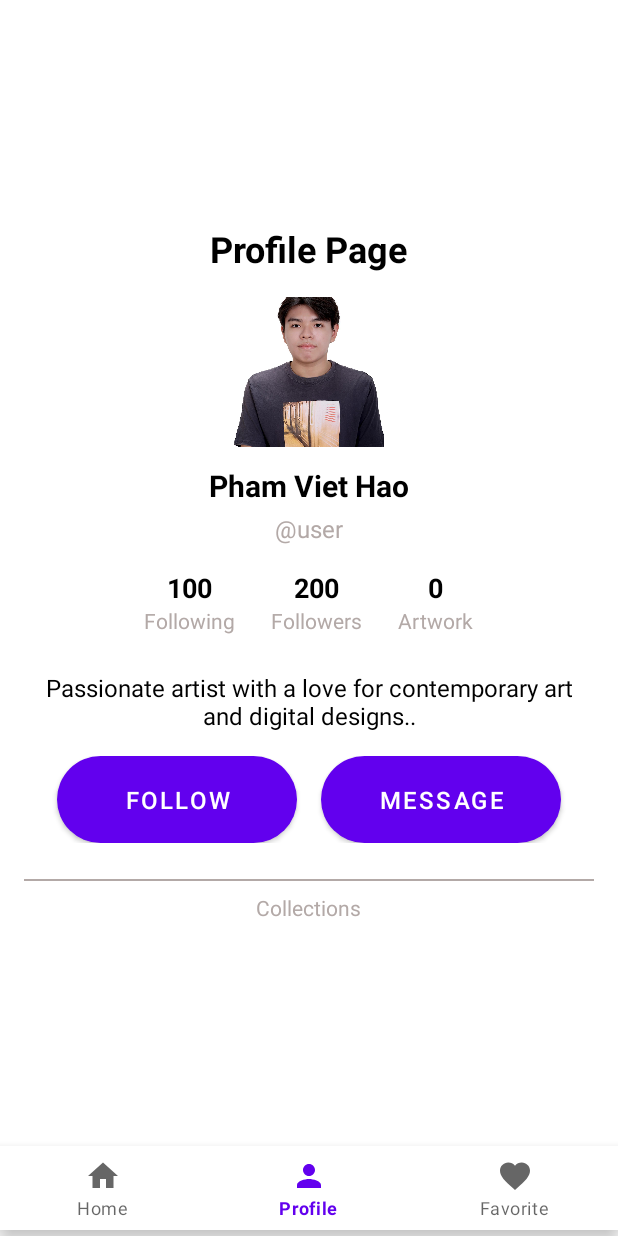
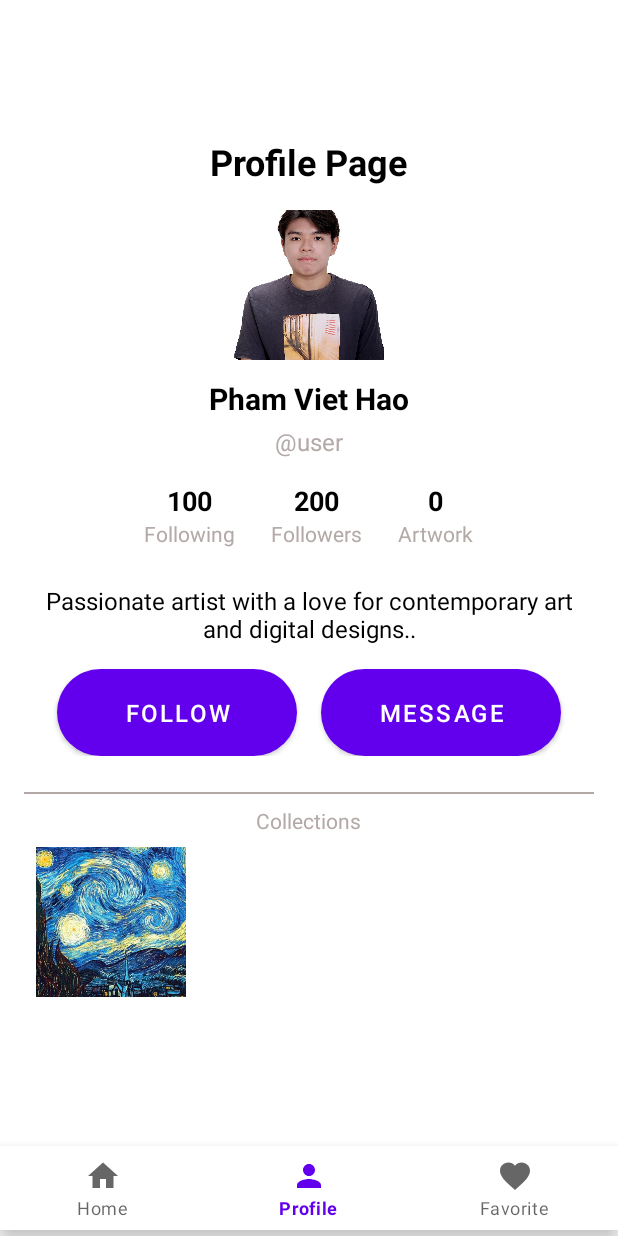
Before and after one commit to PhamVietHao/KeepArt, an Android app: the screen it shows after launch (MainActivity), item 2 of the bottom bar chosen, on a phone screen of 412 x 824 dp. Run offline under Robolectric (Android 15) with nearby library versions, the phone set to English and light mode, and no system bars.

Commit message:
some update

```diff
--- a/app/build.gradle.kts
+++ b/app/build.gradle.kts
@@ -36,7 +36,6 @@ android {
 }
 
 dependencies {
-
     implementation(libs.appcompat)
     implementation(libs.material)
     testImplementation(libs.junit)
--- a/app/src/main/java/lets/example/keepart/Art.java
+++ b/app/src/main/java/lets/example/keepart/Art.java
@@ -9,8 +9,9 @@ public class Art {
     private int price;
     private boolean favorited;
     private String category;
+    private String artist;
 
-    public Art(int id, String title, int imageResId, int like, String description, int price, boolean favorited, String category) {
+    public Art(int id, String title, int imageResId, int like, String description, int price, boolean favorited, String category, String artist) {
         this.id = id;
         this.title = title;
         this.imageResId = imageResId;
@@ -19,6 +20,7 @@ public class Art {
         this.price = price;
         this.favorited = favorited;
         this.category = category;
+        this.artist = artist;
     }
 
     // Getter and setter for id
@@ -87,4 +89,12 @@ public class Art {
     public void setCategory(String category) {
         this.category = category;
     }
+
+    public String getArtist() {
+        return artist;
+    }
+
+    public void setArtist(String artist) {
+        this.artist= artist;
+    }
 }
--- a/app/src/main/java/lets/example/keepart/ArtActivity.java
+++ b/app/src/main/java/lets/example/keepart/ArtActivity.java
@@ -37,7 +37,7 @@ public class ArtActivity extends AppCompatActivity {
         int like = intent.getIntExtra("like", 0);
         artId = intent.getIntExtra("id", -1);
         isFavorite = intent.getBooleanExtra("favorited", false);
-
+        String artist = intent.getStringExtra("artist");
         Log.d("ArtActivity", "Received favorited status: " + isFavorite);
 
         // Find views
@@ -46,6 +46,7 @@ public class ArtActivity extends AppCompatActivity {
         TextView artDescriptionTextView = findViewById(R.id.artDescriptionTextView);
         TextView artPriceTextView = findViewById(R.id.artPriceTextView);
         TextView artLikesTextView = findViewById(R.id.artLikesTextView);
+        TextView artArtistTextView = findViewById(R.id.artArtistTextView);
         ImageButton backButton = findViewById(R.id.backButton);
         favoriteButton = findViewById(R.id.favoriteButton);
 
@@ -55,6 +56,7 @@ public class ArtActivity extends AppCompatActivity {
         artDescriptionTextView.setText(description);
         artPriceTextView.setText("Price: $" + price);
         artLikesTextView.setText("Likes: " + like);
+        artArtistTextView.setText("Artist: " + artist);
 
         // Update the favorite icon based on the favorited status
         updateFavoriteIcon();
--- a/app/src/main/java/lets/example/keepart/ArtDataLoader.java
+++ b/app/src/main/java/lets/example/keepart/ArtDataLoader.java
@@ -37,8 +37,8 @@ public class ArtDataLoader {
                 int like = jsonObject.getInt("like");
                 boolean favorited = jsonObject.getBoolean("favorited");
                 String category = jsonObject.getString("category");
-
-                Art art = new Art(id, title, imageResId, like, description, price, favorited, category);
+                String artist = jsonObject.getString("artist");
+                Art art = new Art(id, title, imageResId, like, description, price, favorited, category, artist);
                 artList.add(art);
             }
         } catch (Exception e) {
--- /dev/null
+++ b/app/src/main/java/lets/example/keepart/ArtistArtAdapter.java
@@ -0,0 +1,56 @@
+package lets.example.keepart;
+
+import android.content.Context;
+import android.view.LayoutInflater;
+import android.view.View;
+import android.view.ViewGroup;
+import android.widget.ImageView;
+
+import androidx.annotation.NonNull;
+import androidx.recyclerview.widget.RecyclerView;
+
+import java.util.ArrayList;
+import java.util.List;
+
+public class ArtistArtAdapter extends RecyclerView.Adapter<ArtistArtAdapter.ArtistArtViewHolder> {
+
+    private List<Art> artistArtList;
+    private Context context;
+
+    public ArtistArtAdapter(List<Art> artistArtList, Context context) {
+        this.artistArtList = artistArtList;
+        this.context = context;
+    }
+
+    @NonNull
+    @Override
+    public ArtistArtViewHolder onCreateViewHolder(@NonNull ViewGroup parent, int viewType) {
+        View view = LayoutInflater.from(context).inflate(R.layout.item_art, parent, false);
+        return new ArtistArtViewHolder(view);
+    }
+
+    @Override
+    public void onBindViewHolder(@NonNull ArtistArtViewHolder holder, int position) {
+        Art art = artistArtList.get(position);
+        holder.artImage.setImageResource(art.getImageResId());
+    }
+
+    @Override
+    public int getItemCount() {
+        return artistArtList.size();
+    }
+
+    public static class ArtistArtViewHolder extends RecyclerView.ViewHolder {
+        ImageView artImage;
+
+        public ArtistArtViewHolder(@NonNull View itemView) {
+            super(itemView);
+            artImage = itemView.findViewById(R.id.artImage);
+        }
+    }
+
+    public void updateArtistArtList(List<Art> newArtList) {
+        artistArtList = newArtList;
+        notifyDataSetChanged();
+    }
+}
--- a/app/src/main/java/lets/example/keepart/HomeFragment.java
+++ b/app/src/main/java/lets/example/keepart/HomeFragment.java
@@ -1,17 +1,23 @@
 package lets.example.keepart;
 
+import android.content.Context;
 import android.content.Intent;
 import android.os.Bundle;
+import android.util.Log;
 import android.view.LayoutInflater;
 import android.view.View;
 import android.view.ViewGroup;
-import android.util.Log;  // Import the Log class
-
+import android.widget.CheckBox;
+import android.widget.ImageView;
+import android.widget.LinearLayout;
+import android.widget.Toast;
 import androidx.annotation.NonNull;
 import androidx.annotation.Nullable;
 import androidx.fragment.app.Fragment;
 import androidx.recyclerview.widget.LinearLayoutManager;
 import androidx.recyclerview.widget.RecyclerView;
+
+import com.google.android.material.dialog.MaterialAlertDialogBuilder; // Import for Material dialog
 
 import java.util.ArrayList;
 import java.util.List;
@@ -20,6 +26,9 @@ public class HomeFragment extends Fragment {
 
     private RecyclerView recyclerViewPopular, recyclerViewFeatured, recyclerViewNew;
     private List<Art> popularArtList, featuredArtList, newArtList;
+    private boolean showPopular = true;
+    private boolean showFeatured = true;
+    private boolean showNew = true;
     private static final int ART_DETAIL_REQUEST_CODE = 100;
 
     @Nullable
@@ -40,25 +49,22 @@ public class HomeFragment extends Fragment {
         populateArtLists();
         setupAdapters();
 
+        // Initialize the filter button
+        view.findViewById(R.id.filter_button).setOnClickListener(v -> openFilterDialog());
+
         return view;
     }
 
     private void populateArtLists() {
-        // Load art data from JSON file
         List<Art> allArtList = ArtDataLoader.loadArtData(getContext());
 
-        // Initialize the lists
         popularArtList = new ArrayList<>();
         featuredArtList = new ArrayList<>();
         newArtList = new ArrayList<>();
 
-        // Log the size of the loaded art list to debug
-        Log.d("HomeFragment", "Total art items loaded: " + allArtList.size());
-
         // Filter the art items into appropriate lists
         for (Art art : allArtList) {
             String category = art.getCategory();
-
             if (category != null) {
                 switch (category) {
                     case "popular":
@@ -70,23 +76,12 @@ public class HomeFragment extends Fragment {
                     case "new":
                         newArtList.add(art);
                         break;
-                    default:
-                        Log.d("HomeFragment", "Unknown category: " + category);
-                        break;
                 }
-            } else {
-                Log.d("HomeFragment", "Art category is null for art: " + art);
             }
         }
-
-        // Log the sizes of the filtered lists to check if they are being populated
-        Log.d("HomeFragment", "Popular art items: " + popularArtList.size());
-        Log.d("HomeFragment", "Featured art items: " + featuredArtList.size());
-        Log.d("HomeFragment", "New art items: " + newArtList.size());
     }
 
     private void setupAdapters() {
-        // Set adapters with data and click listener
         ArtAdapter popularAdapter = new ArtAdapter(popularArtList, getContext(), this::openArtDetailActivity);
         ArtAdapter featuredAdapter = new ArtAdapter(featuredArtList, getContext(), this::openArtDetailActivity);
         ArtAdapter newAdapter = new ArtAdapter(newArtList, getContext(), this::openArtDetailActivity);
@@ -94,6 +89,9 @@ public class HomeFragment extends Fragment {
         recyclerViewPopular.setAdapter(popularAdapter);
         recyclerViewFeatured.setAdapter(featuredAdapter);
         recyclerViewNew.setAdapter(newAdapter);
+
+        // Apply the initial filter settings
+        applyFilter();
     }
 
     private void openArtDetailActivity(Art art) {
@@ -105,27 +103,11 @@ public class HomeFragment extends Fragment {
         intent.putExtra("like", art.getLike());
         intent.putExtra("favorited", art.isFavorited());
         intent.putExtra("id", art.getId());
-        startActivityForResult(intent, ART_DETAIL_REQUEST_CODE);  // Start activity for result
-    }
-
-    @Override
-    public void onActivityResult(int requestCode, int resultCode, Intent data) {
-        super.onActivityResult(requestCode, resultCode, data);
-
-        if (requestCode == ART_DETAIL_REQUEST_CODE && resultCode == getActivity().RESULT_OK) {
-            if (data != null) {
-                // Retrieve the updated favorited status
-                int updatedArtId = data.getIntExtra("id", -1);
-                boolean updatedFavoritedStatus = data.getBooleanExtra("favorited", false);
-
-                // Update the art list with the new favorited status
-                updateArtFavoritedStatus(updatedArtId, updatedFavoritedStatus);
-            }
-        }
+        intent.putExtra("artist", art.getArtist());
+        startActivityForResult(intent, ART_DETAIL_REQUEST_CODE);
     }
 
     private void updateArtFavoritedStatus(int artId, boolean isFavorited) {
-        // Update the favorited status for the art in the list
         for (Art art : popularArtList) {
             if (art.getId() == artId) {
                 art.setFavorited(isFavorited);
@@ -147,9 +129,42 @@ public class HomeFragment extends Fragment {
             }
         }
 
-        // Notify the adapters that the data has changed
         recyclerViewPopular.getAdapter().notifyDataSetChanged();
         recyclerViewFeatured.getAdapter().notifyDataSetChanged();
         recyclerViewNew.getAdapter().notifyDataSetChanged();
     }
+
+    private void openFilterDialog() {
+        View dialogView = LayoutInflater.from(getContext()).inflate(R.layout.filter_dialog, null);
+
+        CheckBox checkboxPopular = dialogView.findViewById(R.id.checkbox_popular);
+        CheckBox checkboxFeatured = dialogView.findViewById(R.id.checkbox_featured);
+        CheckBox checkboxNew = dialogView.findViewById(R.id.checkbox_new);
+
+        checkboxPopular.setChecked(showPopular);
+        checkboxFeatured.setChecked(showFeatured);
+        checkboxNew.setChecked(showNew);
+
+        // Create and show the custom dialog with sliding animation
+        androidx.appcompat.app.AlertDialog.Builder builder = new androidx.appcompat.app.AlertDialog.Builder(getContext(), R.style.CustomDialogTheme);
+        builder.setView(dialogView)
+                .setPositiveButton("Apply", (dialog, which) -> {
+                    showPopular = checkboxPopular.isChecked();
+                    showFeatured = checkboxFeatured.isChecked();
+                    showNew = checkboxNew.isChecked();
+                    applyFilter();
+                    dialog.dismiss();
+                })
+                .setNegativeButton("Cancel", (dialog, which) -> dialog.dismiss());
+
+        androidx.appcompat.app.AlertDialog dialog = builder.create();
+        dialog.getWindow().setWindowAnimations(R.style.DialogSlideInFromBottom);  // Apply sliding animation
+        dialog.show();
+    }
+
+    private void applyFilter() {
+        recyclerViewPopular.setVisibility(showPopular ? View.VISIBLE : View.GONE);
+        recyclerViewFeatured.setVisibility(showFeatured ? View.VISIBLE : View.GONE);
+        recyclerViewNew.setVisibility(showNew ? View.VISIBLE : View.GONE);
+    }
 }
--- a/app/src/main/java/lets/example/keepart/ProfileFragment.java
+++ b/app/src/main/java/lets/example/keepart/ProfileFragment.java
@@ -1,6 +1,7 @@
 package lets.example.keepart;
 
 import android.os.Bundle;
+import android.util.Log;
 import android.view.LayoutInflater;
 import android.view.View;
 import android.view.ViewGroup;
@@ -8,22 +9,59 @@ import android.view.ViewGroup;
 import androidx.annotation.NonNull;
 import androidx.annotation.Nullable;
 import androidx.fragment.app.Fragment;
+import androidx.recyclerview.widget.LinearLayoutManager;
+import androidx.recyclerview.widget.RecyclerView;
 
-import lets.example.keepart.R;
-
+import java.util.ArrayList;
+import java.util.List;
 
 public class ProfileFragment extends Fragment {
 
-    View view;
+    private List<Art> artList = new ArrayList<>();
+    private ArtistArtAdapter artistArtAdapter;
+    private RecyclerView artRecyclerView;
 
     @Nullable
     @Override
     public View onCreateView(@NonNull LayoutInflater inflater, @Nullable ViewGroup container, @Nullable Bundle savedInstanceState) {
-        super.onCreate(savedInstanceState);
-        view = inflater.inflate(R.layout.fragment_profile, container, false);
+        // Inflate the layout for this fragment
+        View view = inflater.inflate(R.layout.fragment_profile, container, false);
+
+        // Initialize the RecyclerView
+        artRecyclerView = view.findViewById(R.id.artRecyclerView);
+
+        // Set the layout manager
+        artRecyclerView.setLayoutManager(new LinearLayoutManager(getContext()));
+
+        // Initialize the adapter for the artist's art
+        artistArtAdapter = new ArtistArtAdapter(new ArrayList<>(), getContext());
+        artRecyclerView.setAdapter(artistArtAdapter);
+
+        // Load all art data
+        artList = ArtDataLoader.loadArtData(getContext()); // Replace with your data source or method
+
+        // Debug: Log all the art data with artist's name
+        for (Art art : artList) {
+            Log.d("ProfileFragment", "Art Title: " + art.getTitle() + ", Artist: " + art.getArtist());
+        }
+
+        // Filter the art data by artist name (Pham Viet Hao)
+        List<Art> artistArtList = filterByArtist(artList, "Pham Viet Hao");
+
+        // Update the adapter with the filtered list
+        artistArtAdapter.updateArtistArtList(artistArtList);
 
         return view;
     }
 
-
+    // Filter method to get arts by artist name
+    private List<Art> filterByArtist(List<Art> artList, String artistName) {
+        List<Art> filteredList = new ArrayList<>();
+        for (Art art : artList) {
+            if (art.getArtist().equals(artistName)) {
+                filteredList.add(art);
+            }
+        }
+        return filteredList;
+    }
 }
--- /dev/null
+++ b/app/src/main/res/anim/dialog_slide_in.xml
@@ -0,0 +1,5 @@
+<?xml version="1.0" encoding="utf-8"?>
+<translate xmlns:android="http://schemas.android.com/apk/res/android"
+    android:fromYDelta="100%"
+    android:toYDelta="0%"
+    android:duration="300" />
--- /dev/null
+++ b/app/src/main/res/anim/dialog_slide_out.xml
@@ -0,0 +1,5 @@
+<?xml version="1.0" encoding="utf-8"?>
+<translate xmlns:android="http://schemas.android.com/apk/res/android"
+    android:fromYDelta="0%"
+    android:toYDelta="100%"
+    android:duration="300" />
--- /dev/null
+++ b/app/src/main/res/drawable/ic_menu_check.xml
@@ -0,0 +1,5 @@
+<vector xmlns:android="http://schemas.android.com/apk/res/android" android:alpha="0.9" android:height="24dp" android:tint="#69E805" android:viewportHeight="24" android:viewportWidth="24" android:width="24dp">
+
+    <path android:fillColor="@android:color/white" android:pathData="M9,16.17L4.83,12l-1.42,1.41L9,19 21,7l-1.41,-1.41z"/>
+
+</vector>
--- a/app/src/main/res/layout/fragment_profile.xml
+++ b/app/src/main/res/layout/fragment_profile.xml
@@ -187,4 +187,11 @@
         android:layout_marginTop="8dp"
         android:gravity="center"
         android:textColor="@color/gray"/>
+
+    <!-- RecyclerView for the collection of artworks -->
+    <androidx.recyclerview.widget.RecyclerView
+        android:id="@+id/artRecyclerView"
+        android:layout_width="match_parent"
+        android:layout_height="wrap_content"
+        android:layout_below="@id/collectionsText" />
 </LinearLayout>
--- /dev/null
+++ b/app/src/main/res/values/styles.xml
@@ -0,0 +1,15 @@
+<?xml version="1.0" encoding="utf-8"?>
+<resources>
+    <!-- Base dialog theme -->
+    <style name="CustomDialogTheme" parent="Theme.AppCompat.Light.Dialog">
+        <item name="android:background">?android:attr/windowBackground</item>
+        <item name="android:textColorPrimary">#000000</item>
+        <!-- Customize additional attributes here -->
+    </style>
+
+    <!-- Sliding animation for dialog -->
+    <style name="DialogSlideInFromBottom">
+        <item name="android:windowEnterAnimation">@anim/dialog_slide_in</item>
+        <item name="android:windowExitAnimation">@anim/dialog_slide_out</item>
+    </style>
+</resources>
```
Also changed, not shown: app/src/main/assets/data.json (+6 -3 lines), app/src/main/java/lets/example/keepart/FileUtils.java (+27 -72 lines), app/src/main/res/layout/activity_art.xml (+9 -1 lines), app/src/main/res/layout/filter_dialog.xml (added, +48 -0 lines).
